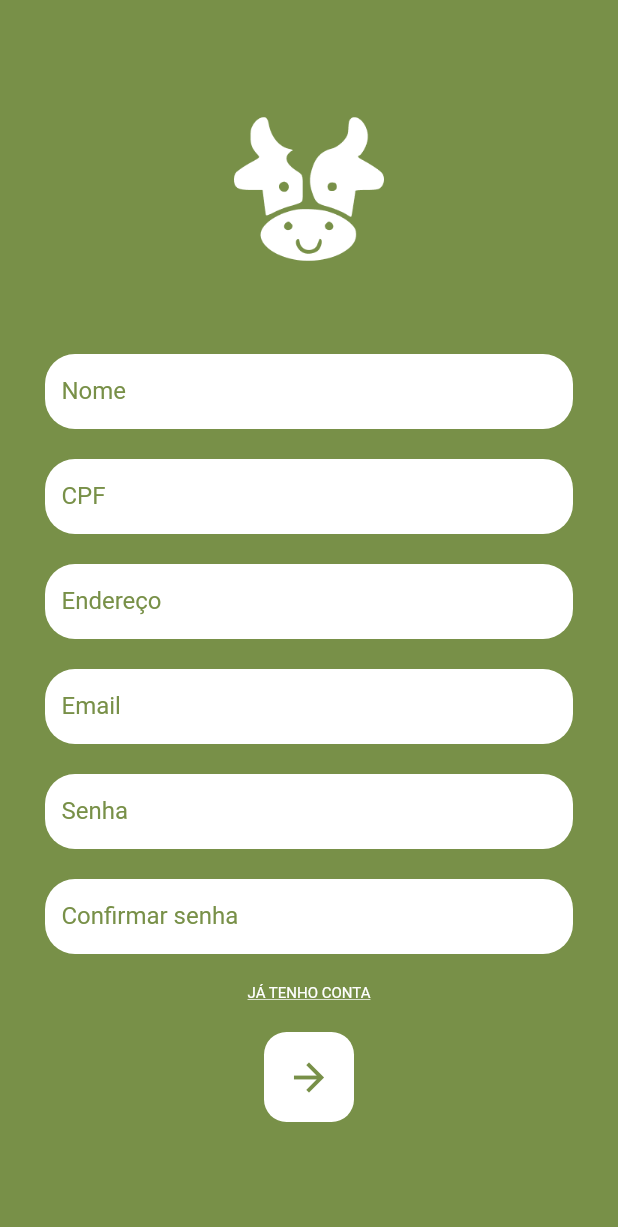
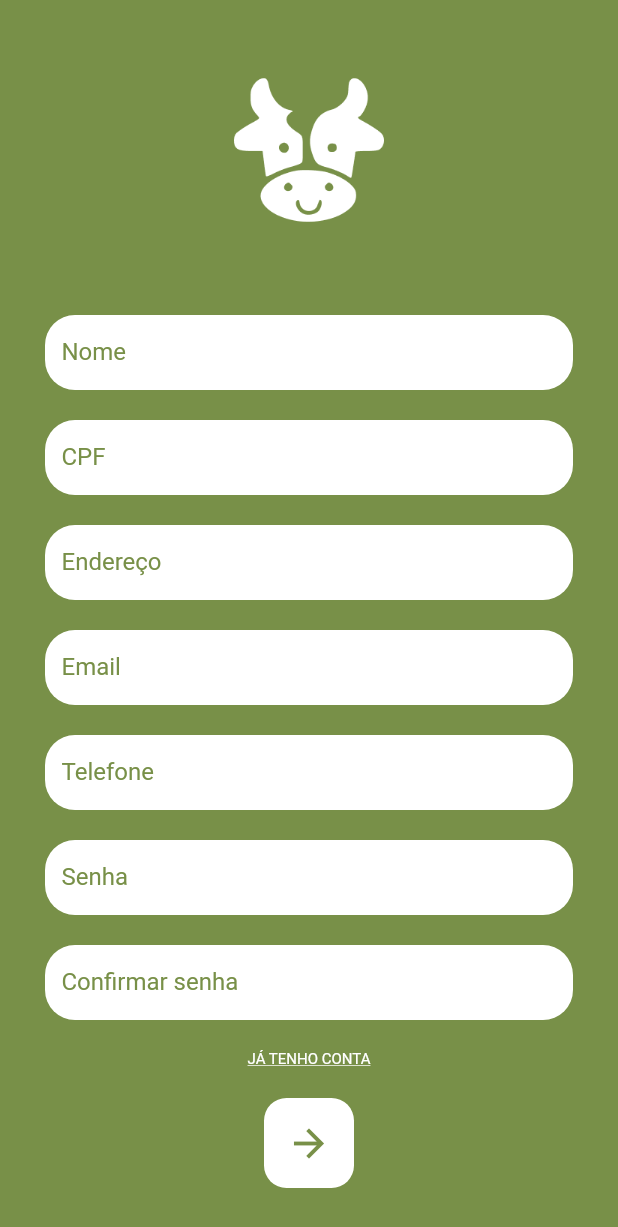
Before and after one commit to gabrielss2406/CattleCalf, a Flutter app: the RegisterPage screen opened by its route, on a phone screen of 412 x 824 dp. Shown: the top 1227 px of the screen. Run offline on Flutter 3.47's test engine with Material 2 defaults, Android fonts, the phone set to English and light mode, and no system bars; our stand-ins replace animated_splash_screen, charts_flutter, fl_chart, lottie, mask_text_input_formatter, shared_preferences and 1 more; missing offline and left inert: cpf_cnpj_validator; accounts and stored records are empty.

Commit message:
register whitout testing

```diff
--- a/lib/views/screens/mains/RegisterPage.dart
+++ b/lib/views/screens/mains/RegisterPage.dart
@@ -1,22 +1,37 @@
 // ignore_for_file: prefer_const_constructors, unused_local_variable
 
+import 'package:fetin/constants/Validators.dart';
+import 'package:fetin/database/services/AuthServices.dart';
 import 'package:fetin/views/screens/mains/LoginPage.dart';
-import 'package:fetin/views/screens/mains/StartPage.dart';
 import 'package:flutter/material.dart';
+import 'package:flutter/services.dart';
+import 'package:mask_text_input_formatter/mask_text_input_formatter.dart';
 
 class RegisterPage extends StatefulWidget {
   @override
   _RegisterPageState createState() => _RegisterPageState();
 }
 
+TextEditingController passwordController = TextEditingController();
+
 class _RegisterPageState extends State<RegisterPage> {
+  /// Masks for Cpf and Telefone
+  final maskCpf = MaskTextInputFormatter(
+      mask: "###.###.###-##", filter: {"#": RegExp(r'[0-9]')});
+  final maskTelefone = MaskTextInputFormatter(
+      mask: "(##) #####-####", filter: {"#": RegExp(r'[0-9]')});
+  final maskPassword = LengthLimitingTextInputFormatter(25);
+  final commonMask = LengthLimitingTextInputFormatter(80);
+
   TextEditingController emailController = TextEditingController();
   TextEditingController nameController = TextEditingController();
   TextEditingController cpfController = TextEditingController();
   TextEditingController addressController = TextEditingController();
   TextEditingController passwordController = TextEditingController();
   TextEditingController passwordTwoController = TextEditingController();
+  TextEditingController telefoneController = TextEditingController();
   bool rememberPassword = false;
+  final _formKey = GlobalKey<FormState>();
 
   void navigateToLogin() {
     Navigator.pushReplacement(
@@ -27,13 +42,32 @@ class _RegisterPageState extends State<RegisterPage> {
     );
   }
 
-  void _registerWithEmailPassword() {
+  void _registerWithEmailPassword() async {
     String email = emailController.text;
     String name = nameController.text;
     String cpf = cpfController.text;
     String address = addressController.text;
+    String telefone = telefoneController.text;
     String password = passwordController.text;
     String passwordTwo = passwordTwoController.text;
+
+    if (_formKey.currentState!.validate()) {
+      try {
+        await AuthServices.register(
+            email, name, cpf, address, telefone, password, passwordTwo);
+        // ignore: use_build_context_synchronously
+        Navigator.pushReplacement(
+            context,
+            MaterialPageRoute(
+              builder: (context) => LoginPage(),
+            ));
+      } catch (error) {
+        ScaffoldMessenger.of(context).showSnackBar(SnackBar(
+          content: Text('Verifique sua conexão a internet.'),
+          backgroundColor: Colors.red,
+        ));
+      }
+    }
   }
 
   @override
@@ -42,13 +76,17 @@ class _RegisterPageState extends State<RegisterPage> {
       body: SingleChildScrollView(
         child: Container(
             width: double.infinity,
-          height: MediaQuery.of(context).size.height,
             decoration: BoxDecoration(
               color: Color.fromARGB(255, 120, 144, 72),
             ),
+            child: Form(
+              key: _formKey,
               child: Column(
                 mainAxisAlignment: MainAxisAlignment.center,
                 children: [
+                  SizedBox(
+                    height: 50,
+                  ),
                   Image.asset(
                     'assets/logologin.png',
                     width: 100,
@@ -56,12 +94,20 @@ class _RegisterPageState extends State<RegisterPage> {
                     fit: BoxFit.contain,
                   ),
                   SizedBox(height: 50),
-              textField(nameController, "Nome"),
-              textField(cpfController, "CPF"),
-              textField(addressController, "Endereço"),
-              textField(emailController, "Email"),
-              textField(passwordController, "Senha"),
-              textField(passwordTwoController, "Confirmar senha"),
+                  textField(nameController, "Nome", Validators().validateCommon,
+                      commonMask),
+                  textField(
+                      cpfController, "CPF", Validators().validateCPF, maskCpf),
+                  textField(addressController, "Endereço",
+                      Validators().validateCommon, commonMask),
+                  textField(emailController, "Email",
+                      Validators().validateEmail, commonMask),
+                  textField(telefoneController, "Telefone",
+                      Validators().validateTelefone, maskTelefone),
+                  textField(passwordController, "Senha",
+                      Validators().validatePassword, maskPassword),
+                  textField(passwordTwoController, "Confirmar senha", false,
+                      maskPassword),
                   SizedBox(height: 10),
                   InkWell(
                     onTap: navigateToLogin,
@@ -84,12 +130,7 @@ class _RegisterPageState extends State<RegisterPage> {
                     margin: EdgeInsets.only(top: 10),
                     child: IconButton(
                       onPressed: () {
-                    Navigator.pushReplacement(
-                      context,
-                      MaterialPageRoute(
-                        builder: (context) => StartPage(),
-                      ),
-                    );
+                        _registerWithEmailPassword();
                       },
                       icon: Icon(
                         Icons.arrow_forward,
@@ -98,15 +139,18 @@ class _RegisterPageState extends State<RegisterPage> {
                       ),
                     ),
                   ),
+                  SizedBox(
+                    height: 50,
+                  ),
                 ],
               ),
-        ),
+            )),
       ),
     );
   }
 }
 
-Widget textField(controller, text) {
+Widget textField(controller, text, validate, inputFormatters) {
   return Container(
     decoration: BoxDecoration(
       color: Colors.white,
@@ -117,8 +161,19 @@ Widget textField(controller, text) {
     ),
     margin: EdgeInsets.only(left: 30, right: 30, top: 10, bottom: 10),
     padding: EdgeInsets.only(left: 10),
-    child: TextField(
+    child: TextFormField(
+      inputFormatters: [inputFormatters],
       controller: controller,
+      validator: validate == false
+          ? (value) {
+              if (value!.isEmpty) {
+                return "Campo vazio";
+              } else if (value != passwordController.text) {
+                return "Senhas diferentes!";
+              }
+              return null;
+            }
+          : validate,
       decoration: InputDecoration(
         labelText: text,
         focusedBorder: OutlineInputBorder(
--- a/pubspec.yaml
+++ b/pubspec.yaml
@@ -46,6 +46,8 @@ dependencies:
   intl: ^0.17.0
   fl_chart: ^0.63.0
   mysql1: ^0.20.0
+  cpf_cnpj_validator: ^2.0.0
+  mask_text_input_formatter: ^2.5.0
 
 
 
```
Also changed, not shown: lib/constants/Validators.dart (added, +48 -0 lines), lib/database/services/AuthServices.dart (+34 -7 lines), pubspec.lock. Lines whose indentation alone changed are shown as unchanged.
